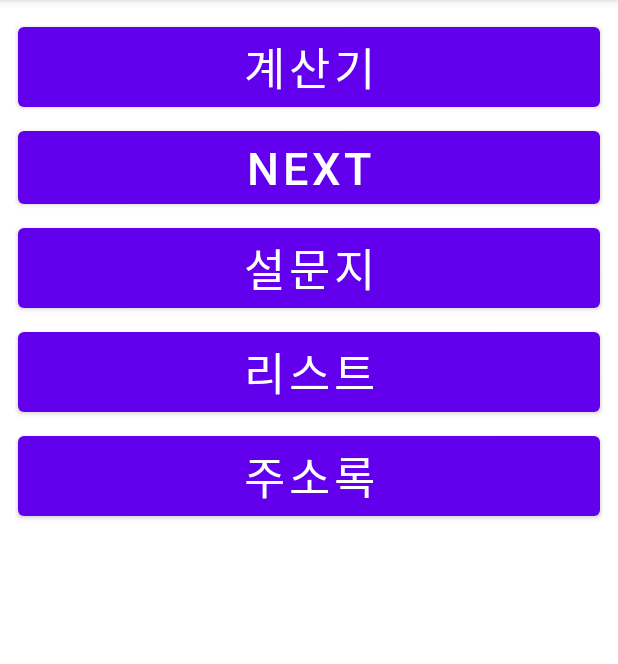
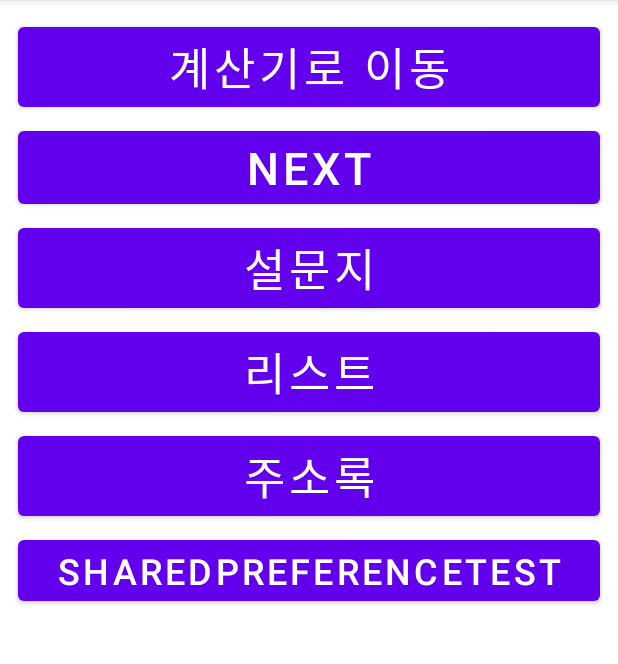
Before and after one commit to das0166/android, an Android app: the screen it shows after launch (MainActivity), on a phone screen of 412 x 824 dp, the part 84-748 px from its top. Run offline under Robolectric (Android 15) with nearby library versions, the phone set to English and light mode, and no system bars.

Commit message:
[2022-04-21]SharedPreference와 strings.xml 학습

```diff
--- a/app/src/main/java/com/daelim/MainActivity.java
+++ b/app/src/main/java/com/daelim/MainActivity.java
@@ -25,6 +25,7 @@ public class MainActivity extends AppCompatActivity {
         Button bt_go_research = findViewById(R.id.bt_go_research);
         Button bt_list = findViewById(R.id.bt_list);
         Button bt_custom = findViewById(R.id.bt_custom);
+        Button bt_shared = findViewById(R.id.bt_shared);
         bu_cal.setOnClickListener(new View.OnClickListener() {
             @Override
             public void onClick(View view) {
@@ -65,5 +66,13 @@ public class MainActivity extends AppCompatActivity {
                 finish();
             }
         });
+        bt_shared.setOnClickListener(new View.OnClickListener(){
+            @Override
+            public void onClick(View view) {
+                Intent intent = new Intent(MainActivity.this,SharedPreferenceActivity.class);
+                startActivity(intent);
+                finish();
+            }
+        });
     }
 }
--- a/app/src/main/res/layout/activity_main.xml
+++ b/app/src/main/res/layout/activity_main.xml
@@ -18,7 +18,7 @@
             android:layout_height="wrap_content"
             android:layout_margin="2dp"
             android:id="@+id/cacul"
-            android:text="계산기"
+            android:text="@string/cal"
             android:textSize="30dp"
             />
         <Button
@@ -57,6 +57,15 @@
             android:layout_margin="2dp"
             android:layout_weight="0.25"
             />
+        <Button
+            android:id="@+id/bt_shared"
+            android:layout_width="match_parent"
+            android:layout_height="wrap_content"
+            android:text="sharedPreferenceTest"
+            android:textSize="24dp"
+            android:layout_margin="2dp"
+            android:layout_weight="0.25"
+            />
 
     </LinearLayout>
 
--- a/app/src/main/res/values/strings.xml
+++ b/app/src/main/res/values/strings.xml
@@ -1,3 +1,4 @@
 <resources>
     <string name="app_name">daseul</string>
+    <string name="cal" translatable="false">계산기로 이동</string>
 </resources>
```
Also changed, not shown: app/src/main/AndroidManifest.xml (+8 -6 lines), app/src/main/java/com/daelim/SharedPreferenceActivity.java (added, +52 -0 lines), app/src/main/res/layout/activity_shared_preference.xml (added, +45 -0 lines), 1 other file.
